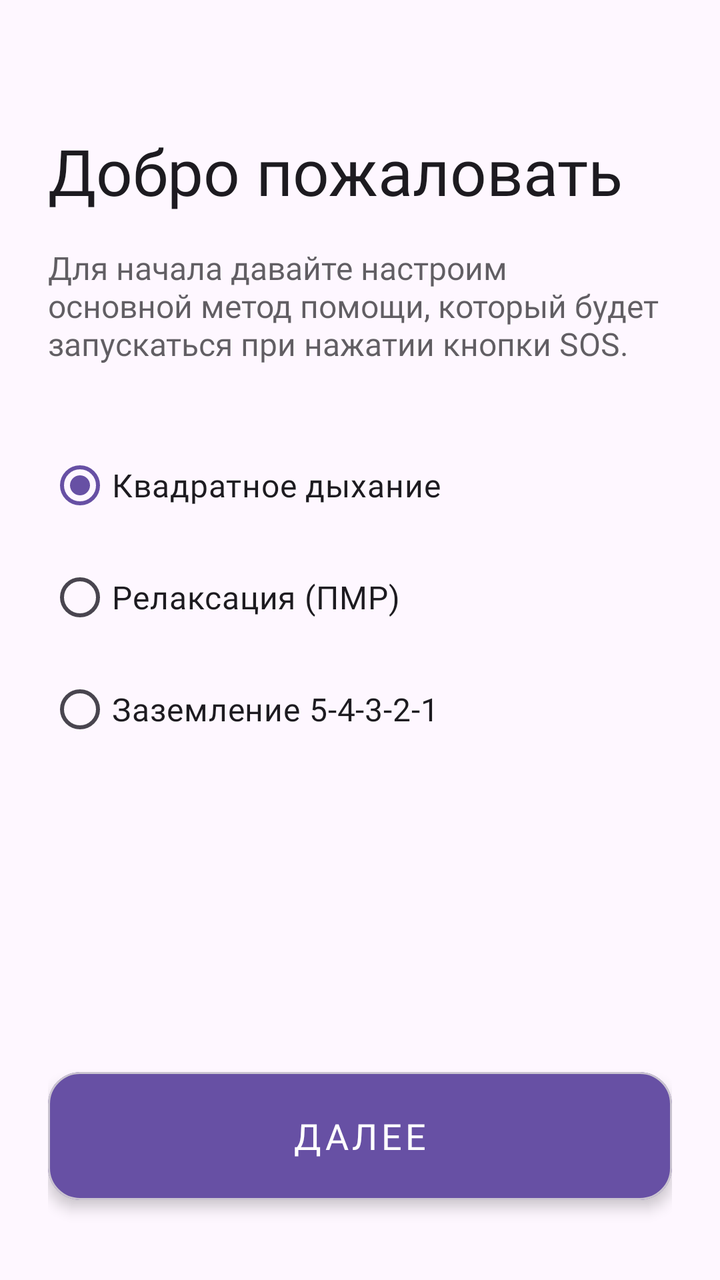
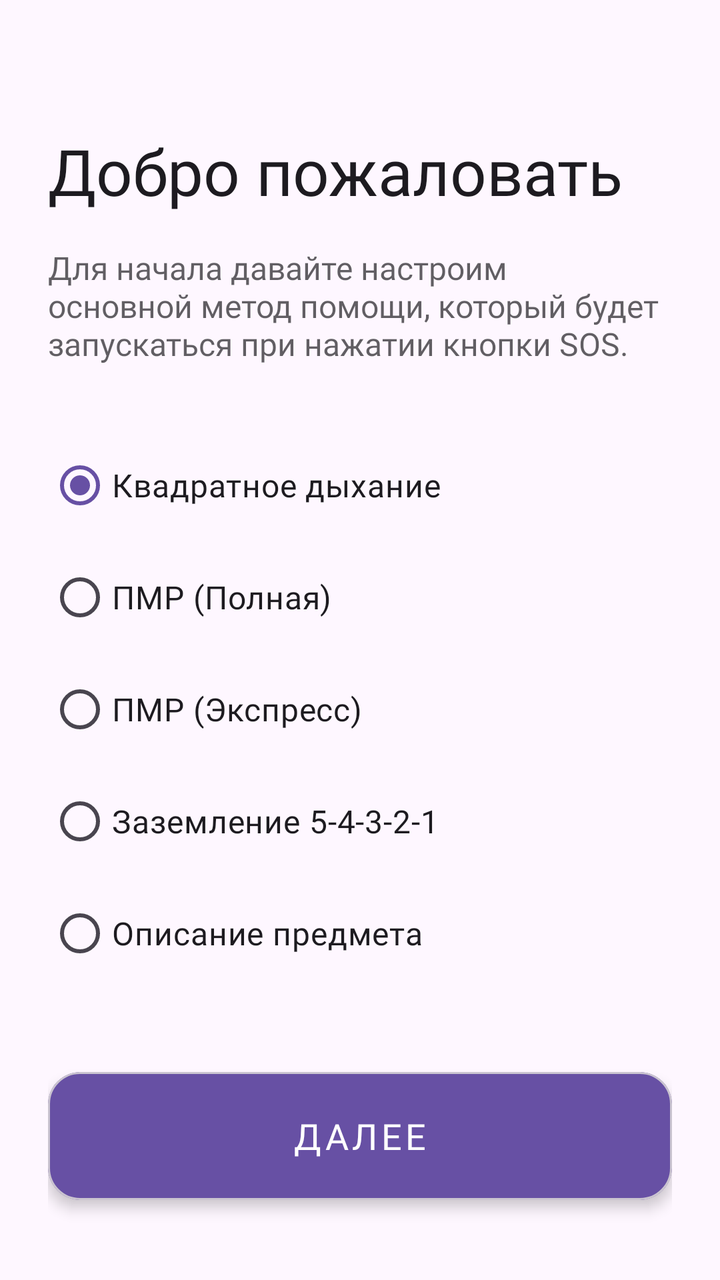

Screens rendered from an Android XML layout before and after an edit, with the pre-edit source and the edit as a unified diff.
<!-- AndroidManifest.xml: application theme Theme.JuniorProjectZhukovV -->
<!-- res/layout/activity_welcome.xml -->
<?xml version="1.0" encoding="utf-8"?>
<androidx.constraintlayout.widget.ConstraintLayout xmlns:android="http://schemas.android.com/apk/res/android"
    xmlns:app="http://schemas.android.com/apk/res-auto"
    xmlns:tools="http://schemas.android.com/tools"
    android:id="@+id/main"
    android:layout_width="match_parent"
    android:layout_height="match_parent"
    android:padding="24dp"
    android:background="?android:attr/windowBackground"
    tools:context=".WelcomeActivity">

    
    <TextView
        android:id="@+id/welcomeTitle"
        android:layout_width="wrap_content"
        android:layout_height="wrap_content"
        android:layout_marginTop="40dp"
        android:fontFamily="@font/comfortaa_bold"
        android:text="Добро пожаловать"
        android:textColor="?android:attr/textColorPrimary"
        android:textSize="32sp"
        app:layout_constraintStart_toStartOf="parent"
        app:layout_constraintTop_toTopOf="parent" />

    <TextView
        android:id="@+id/welcomeDesc"
        android:layout_width="0dp"
        android:layout_height="wrap_content"
        android:layout_marginTop="16dp"
        android:alpha="0.7"
        android:fontFamily="@font/comfortaa_bold"
        android:text="Для начала давайте настроим основной метод помощи, который будет запускаться при нажатии кнопки SOS."
        android:textColor="?android:attr/textColorPrimary"
        android:textSize="16sp"
        app:layout_constraintEnd_toEndOf="parent"
        app:layout_constraintStart_toStartOf="parent"
        app:layout_constraintTop_toBottomOf="@id/welcomeTitle" />

    
    <RadioGroup
        android:id="@+id/rgSosMethods"
        android:layout_width="match_parent"
        android:layout_height="wrap_content"
        android:layout_marginTop="32dp"
        app:layout_constraintTop_toBottomOf="@id/welcomeDesc">

        <RadioButton
            android:id="@+id/rbBreathe"
            android:layout_width="match_parent"
            android:layout_height="56dp"
            android:fontFamily="@font/comfortaa_bold"
            android:text="Квадратное дыхание"
            android:textSize="16sp"
            android:checked="true"/>

        <RadioButton
            android:id="@+id/rbPmr"
            android:layout_width="match_parent"
            android:layout_height="56dp"
            android:fontFamily="@font/comfortaa_bold"
            android:text="Релаксация (ПМР)"
            android:textSize="16sp" />

        <RadioButton
            android:id="@+id/rbGrounding"
            android:layout_width="match_parent"
            android:layout_height="56dp"
            android:fontFamily="@font/comfortaa_bold"
            android:text="Заземление 5-4-3-2-1"
            android:textSize="16sp" />
    </RadioGroup>

    
    <com.google.android.material.card.MaterialCardView
        android:id="@+id/btnNext"
        android:layout_width="match_parent"
        android:layout_height="64dp"
        android:layout_marginBottom="16dp"
        android:clickable="true"
        android:focusable="true"
        app:cardBackgroundColor="?attr/colorPrimary"
        app:cardCornerRadius="16dp"
        app:cardElevation="4dp"
        app:layout_constraintBottom_toBottomOf="parent">

        <TextView
            android:layout_width="wrap_content"
            android:layout_height="wrap_content"
            android:layout_gravity="center"
            android:fontFamily="@font/comfortaa_bold"
            android:letterSpacing="0.1"
            android:text="ДАЛЕЕ"
            android:textColor="?attr/colorOnPrimary"
            android:textSize="18sp" />
    </com.google.android.material.card.MaterialCardView>

</androidx.constraintlayout.widget.ConstraintLayout>
<!-- resources referenced by this layout -->
<resources>
  <style name="Theme.JuniorProjectZhukovV" parent="Base.Theme.JuniorProjectZhukovV" />
  <style name="Base.Theme.JuniorProjectZhukovV" parent="Theme.Material3.DayNight.NoActionBar">
          
          
      </style>
</resources>

<!-- the commit's change to res/layout/activity_welcome.xml (unified diff, before → after) -->
@@ -54,11 +54,19 @@
             android:checked="true"/>
 
         <RadioButton
-            android:id="@+id/rbPmr"
+            android:id="@+id/rbPmrFull"
             android:layout_width="match_parent"
             android:layout_height="56dp"
             android:fontFamily="@font/comfortaa_bold"
-            android:text="Релаксация (ПМР)"
+            android:text="@string/pmr_full"
+            android:textSize="16sp" />
+
+        <RadioButton
+            android:id="@+id/rbPmrExpress"
+            android:layout_width="match_parent"
+            android:layout_height="56dp"
+            android:fontFamily="@font/comfortaa_bold"
+            android:text="@string/pmr_express"
             android:textSize="16sp" />
 
         <RadioButton
@@ -67,6 +75,14 @@
             android:layout_height="56dp"
             android:fontFamily="@font/comfortaa_bold"
             android:text="Заземление 5-4-3-2-1"
+            android:textSize="16sp" />
+
+        <RadioButton
+            android:id="@+id/rbDescribe"
+            android:layout_width="match_parent"
+            android:layout_height="56dp"
+            android:fontFamily="@font/comfortaa_bold"
+            android:text="@string/describe_object_radio"
             android:textSize="16sp" />
     </RadioGroup>
 
<!-- resource entries referenced after the edit -->
@@ -1,9 +1,23 @@
 <!-- resources referenced by this layout -->
 <resources>
+  <string name="describe_object_radio">Описание предмета</string>
+  <string name="pmr_express">ПМР (Экспресс)</string>
+  <string name="pmr_full">ПМР (Полная)</string>
   <style name="Theme.JuniorProjectZhukovV" parent="Base.Theme.JuniorProjectZhukovV" />
   <style name="Base.Theme.JuniorProjectZhukovV" parent="Theme.Material3.DayNight.NoActionBar">
           
           
+          <item name="android:windowAnimationStyle">@style/CustomWindowAnimation</item>
+      </style>
+  <style name="CustomWindowAnimation">
+          <item name="android:activityOpenEnterAnimation">@anim/activity_fade_in</item>
+          <item name="android:activityOpenExitAnimation">@anim/activity_fade_out</item>
+          <item name="android:activityCloseEnterAnimation">@anim/activity_fade_in</item>
+          <item name="android:activityCloseExitAnimation">@anim/activity_fade_out</item>
+          <item name="android:taskOpenEnterAnimation">@anim/activity_fade_in</item>
+          <item name="android:taskOpenExitAnimation">@anim/activity_fade_out</item>
+          <item name="android:taskCloseEnterAnimation">@anim/activity_fade_in</item>
+          <item name="android:taskCloseExitAnimation">@anim/activity_fade_out</item>
       </style>
 </resources>
 
